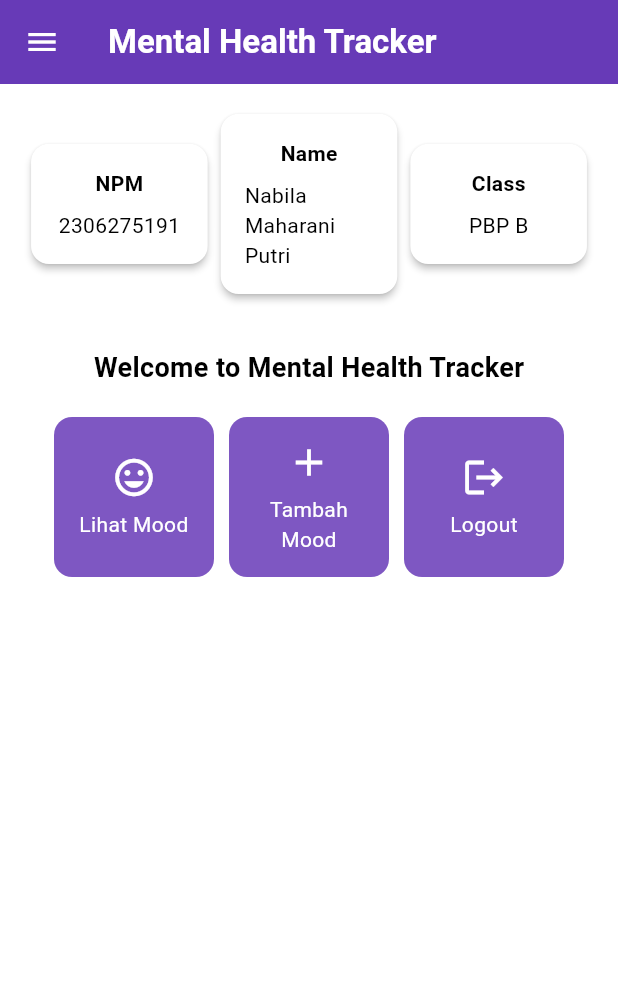
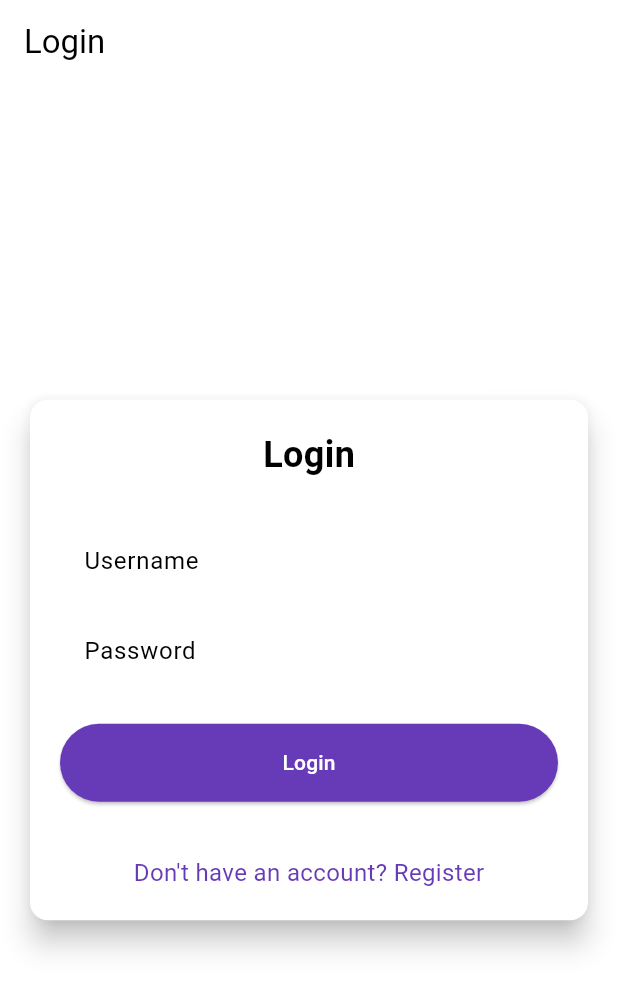
Before and after one commit to nabsskrrtt/mental-health-tracker-mobile, a Flutter app: the screen it shows after launch, on a phone screen of 412 x 824 dp. Shown: the top 991 px of the screen. Run offline on Flutter 3.47's test engine with Material 3 defaults, Android fonts, the phone set to English and light mode, and no system bars; missing offline and left inert: pbp_django_auth.

Commit message:
cek rilis otomatis

```diff
--- a/lib/main.dart
+++ b/lib/main.dart
@@ -1,5 +1,8 @@
 import 'package:flutter/material.dart';
+import 'package:mental_health_tracker_mobile/screens/login.dart';
 import 'package:mental_health_tracker_mobile/screens/menu.dart';
+import 'package:pbp_django_auth/pbp_django_auth.dart';
+import 'package:provider/provider.dart';
 
 void main() {
   runApp(const MyApp());
@@ -11,29 +14,21 @@ class MyApp extends StatelessWidget {
   // This widget is the root of your application.
   @override
   Widget build(BuildContext context) {
-    return MaterialApp(
-      title: 'Flutter Demo',
-      theme: ThemeData(
-        // This is the theme of your application.
-        //
-        // TRY THIS: Try running your application with "flutter run". You'll see
-        // the application has a purple toolbar. Then, without quitting the app,
-        // try changing the seedColor in the colorScheme below to Colors.green
-        // and then invoke "hot reload" (save your changes or press the "hot
-        // reload" button in a Flutter-supported IDE, or press "r" if you used
-        // the command line to start the app).
-        //
-        // Notice that the counter didn't reset back to zero; the application
-        // state is not lost during the reload. To reset the state, use hot
-        // restart instead.
-        //
-        // This works for code too, not just values: Most code changes can be
-        // tested with just a hot reload.
-        colorScheme: ColorScheme.fromSwatch(
-              primarySwatch: Colors.deepPurple,
-        ).copyWith(secondary: Colors.deepPurple[400]),
+    return Provider(
+      create: (_) {
+        CookieRequest request = CookieRequest();
+        return request;
+      },
+      child: MaterialApp(
+        title: 'Mental Health Tracker',
+        theme: ThemeData(
+          useMaterial3: true,
+          colorScheme: ColorScheme.fromSwatch(
+            primarySwatch: Colors.deepPurple,
+          ).copyWith(secondary: Colors.deepPurple[400]),
+        ),
+        home: const LoginPage(),
       ),
-      home: MyHomePage(),
     );
   }
 }
--- /dev/null
+++ b/lib/screens/login.dart
@@ -0,0 +1,182 @@
+import 'package:flutter/material.dart';
+import 'package:mental_health_tracker_mobile/screens/menu.dart';
+import 'package:mental_health_tracker_mobile/screens/register.dart';
+import 'package:pbp_django_auth/pbp_django_auth.dart';
+import 'package:provider/provider.dart';
+// TODO: Import halaman RegisterPage jika sudah dibuat
+
+void main() {
+  runApp(const LoginApp());
+}
+
+class LoginApp extends StatelessWidget {
+  const LoginApp({super.key});
+
+  @override
+  Widget build(BuildContext context) {
+    return MaterialApp(
+      title: 'Login',
+      theme: ThemeData(
+        useMaterial3: true,
+        colorScheme: ColorScheme.fromSwatch(
+          primarySwatch: Colors.deepPurple,
+        ).copyWith(secondary: Colors.deepPurple[400]),
+      ),
+      home: const LoginPage(),
+    );
+  }
+}
+
+class LoginPage extends StatefulWidget {
+  const LoginPage({super.key});
+
+  @override
+  State<LoginPage> createState() => _LoginPageState();
+}
+
+class _LoginPageState extends State<LoginPage> {
+  final TextEditingController _usernameController = TextEditingController();
+  final TextEditingController _passwordController = TextEditingController();
+
+  @override
+  Widget build(BuildContext context) {
+    final request = context.watch<CookieRequest>();
+
+    return Scaffold(
+      appBar: AppBar(
+        title: const Text('Login'),
+      ),
+      body: Center(
+        child: SingleChildScrollView(
+          padding: const EdgeInsets.all(16.0),
+          child: Card(
+            elevation: 8,
+            shape: RoundedRectangleBorder(
+              borderRadius: BorderRadius.circular(12.0),
+            ),
+            child: Padding(
+              padding: const EdgeInsets.all(20.0),
+              child: Column(
+                mainAxisSize: MainAxisSize.min,
+                children: [
+                  const Text(
+                    'Login',
+                    style: TextStyle(
+                      fontSize: 24.0,
+                      fontWeight: FontWeight.bold,
+                    ),
+                  ),
+                  const SizedBox(height: 30.0),
+                  TextField(
+                    controller: _usernameController,
+                    decoration: const InputDecoration(
+                      labelText: 'Username',
+                      hintText: 'Enter your username',
+                      border: OutlineInputBorder(
+                        borderRadius: BorderRadius.all(Radius.circular(12.0)),
+                      ),
+                      contentPadding:
+                          EdgeInsets.symmetric(horizontal: 12.0, vertical: 8.0),
+                    ),
+                  ),
+                  const SizedBox(height: 12.0),
+                  TextField(
+                    controller: _passwordController,
+                    decoration: const InputDecoration(
+                      labelText: 'Password',
+                      hintText: 'Enter your password',
+                      border: OutlineInputBorder(
+                        borderRadius: BorderRadius.all(Radius.circular(12.0)),
+                      ),
+                      contentPadding:
+                          EdgeInsets.symmetric(horizontal: 12.0, vertical: 8.0),
+                    ),
+                    obscureText: true,
+                  ),
+                  const SizedBox(height: 24.0),
+                  ElevatedButton(
+                    onPressed: () async {
+                      String username = _usernameController.text;
+                      String password = _passwordController.text;
+
+                      // Cek kredensial
+                      // TODO: Ganti URL dan jangan lupa tambahkan trailing slash (/) di akhir URL!
+                      // Untuk menyambungkan Android emulator dengan Django pada localhost,
+                      // gunakan URL http://10.0.2.2/
+                      final response = await request
+                          .login("http://127.0.0.1:8000/auth/login/", {
+                        'username': username,
+                        'password': password,
+                      });
+
+                      if (request.loggedIn) {
+                        String message = response['message'];
+                        String uname = response['username'];
+                        if (context.mounted) {
+                          Navigator.pushReplacement(
+                            context,
+                            MaterialPageRoute(
+                                builder: (context) => MyHomePage()),
+                          );
+                          ScaffoldMessenger.of(context)
+                            ..hideCurrentSnackBar()
+                            ..showSnackBar(
+                              SnackBar(
+                                  content:
+                                      Text("$message Selamat datang, $uname.")),
+                            );
+                        }
+                      } else {
+                        if (context.mounted) {
+                          showDialog(
+                            context: context,
+                            builder: (context) => AlertDialog(
+                              title: const Text('Login Gagal'),
+                              content: Text(response['message']),
+                              actions: [
+                                TextButton(
+                                  child: const Text('OK'),
+                                  onPressed: () {
+                                    Navigator.pop(context);
+                                  },
+                                ),
+                              ],
+                            ),
+                          );
+                        }
+                      }
+                    },
+                    style: ElevatedButton.styleFrom(
+                      foregroundColor: Colors.white,
+                      minimumSize: Size(double.infinity, 50),
+                      backgroundColor: Theme.of(context).colorScheme.primary,
+                      padding: const EdgeInsets.symmetric(vertical: 16.0),
+                    ),
+                    child: const Text('Login'),
+                  ),
+                  const SizedBox(height: 36.0),
+                  GestureDetector(
+                    onTap: () {
+                      Navigator.push(
+                        context,
+                        MaterialPageRoute(
+                            builder: (context) => const RegisterPage()),
+                      );
+                    },
+                    child: Text(
+                      'Don\'t have an account? Register',
+                      style: TextStyle(
+                        color: Theme.of(context).colorScheme.primary,
+                        fontSize: 16.0,
+                      ),
+                    ),
+                  ),
+                ],
+              ),
+            ),
+          ),
+        ),
+      ),
+    );
+  }
+}
--- a/pubspec.yaml
+++ b/pubspec.yaml
@@ -35,6 +35,9 @@ dependencies:
   # The following adds the Cupertino Icons font to your application.
   # Use with the CupertinoIcons class for iOS style icons.
   cupertino_icons: ^1.0.8
+  provider: ^6.1.2
+  pbp_django_auth: ^0.4.0
+  http: ^1.2.2
 
 dev_dependencies:
   flutter_test:
```
Also changed, not shown: lib/models/mood_entry.dart (added, +65 -0 lines), lib/screens/list_moodentry.dart (added, +90 -0 lines), lib/screens/register.dart (added, +166 -0 lines), lib/widgets/left_drawer.dart (+12 -0 lines), lib/widgets/mood_card.dart (+7 -0 lines), pubspec.lock, 7 other files.
